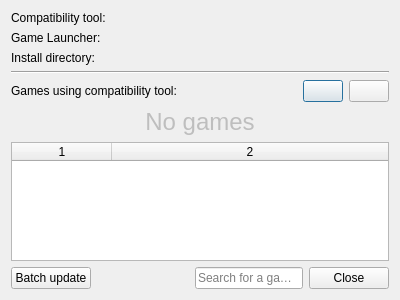
The window that pupgui2/resources/ui/pupgui2_ctinfodialog.ui (DavidoTek/ProtonUp-Qt) describes before a commit, drawn with Qt 5.
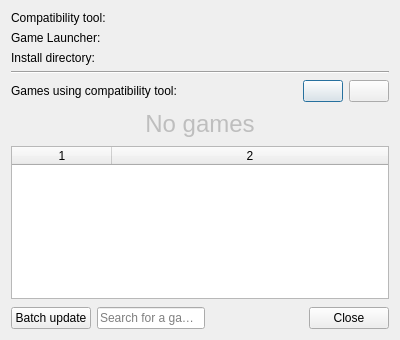
The same window after the commit. Icons and pictures are not drawn.

Commit message: CtInfo: Toggle search button enabled based on game list length

```diff
--- a/pupgui2/resources/ui/pupgui2_ctinfodialog.ui
+++ b/pupgui2/resources/ui/pupgui2_ctinfodialog.ui
@@ -7,7 +7,7 @@
     <x>0</x>
     <y>0</y>
     <width>400</width>
-    <height>300</height>
+    <height>340</height>
    </rect>
   </property>
   <property name="windowTitle">
@@ -264,19 +264,6 @@
        </property>
       </widget>
      </item>
-     <item>
-      <spacer name="horizontalSpacer">
-       <property name="orientation">
-        <enum>Qt::Horizontal</enum>
-       </property>
-       <property name="sizeHint" stdset="0">
-        <size>
-         <width>40</width>
-         <height>20</height>
-        </size>
-       </property>
-      </spacer>
-     </item>
      <item>
       <widget class="QLineEdit" name="searchBox">
        <property name="toolTip">
@@ -287,6 +274,19 @@
        </property>
       </widget>
      </item>
+     <item>
+      <spacer name="horizontalSpacer">
+       <property name="orientation">
+        <enum>Qt::Horizontal</enum>
+       </property>
+       <property name="sizeHint" stdset="0">
+        <size>
+         <width>40</width>
+         <height>20</height>
+        </size>
+       </property>
+      </spacer>
+     </item>
      <item>
       <widget class="QPushButton" name="btnClose">
        <property name="focusPolicy">
```
The commit also changes 1 other file.
